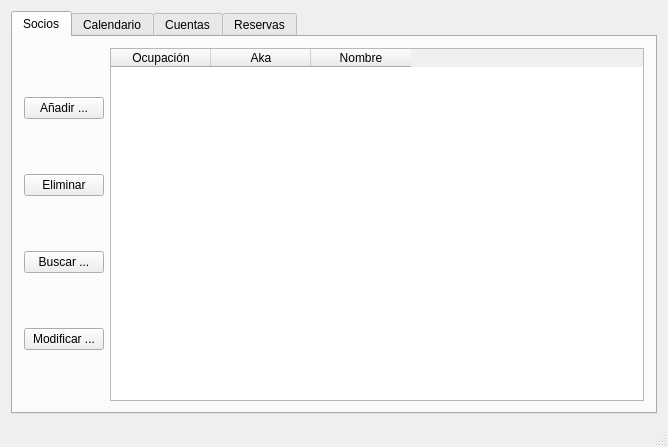
Old version of the form inicio.ui in the repository eboladev/GestionRnC.
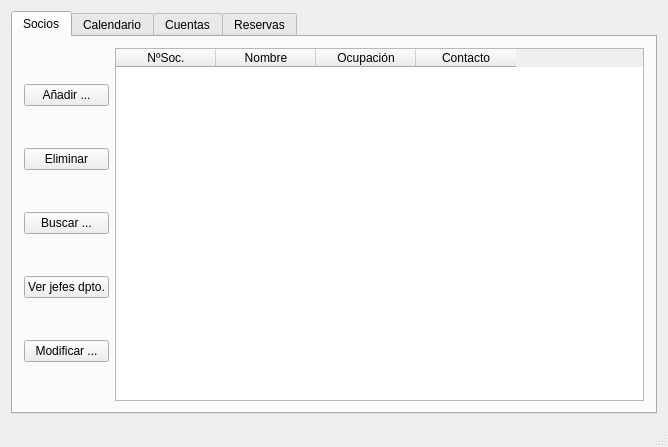
New version of the form.

Commit message: no mucos cambios

Diff of the .ui file:
```diff
--- a/inicio.ui
+++ b/inicio.ui
@@ -59,6 +59,13 @@
               </property>
              </widget>
             </item>
+            <item>
+             <widget class="QPushButton" name="btnviewboss">
+              <property name="text">
+               <string>Ver jefes dpto.</string>
+              </property>
+             </widget>
+            </item>
             <item>
              <widget class="QPushButton" name="btnmodpartner">
               <property name="text">
@@ -78,12 +85,7 @@
             </property>
             <column>
              <property name="text">
-              <string>Ocupación</string>
-             </property>
-            </column>
-            <column>
-             <property name="text">
-              <string>Aka</string>
+              <string>NºSoc.</string>
              </property>
             </column>
             <column>
@@ -91,6 +93,16 @@
               <string>Nombre</string>
              </property>
             </column>
+            <column>
+             <property name="text">
+              <string>Ocupación</string>
+             </property>
+            </column>
+            <column>
+             <property name="text">
+              <string>Contacto</string>
+             </property>
+            </column>
            </widget>
           </item>
          </layout>
```
Left out of the diff: 2 changed lines with no effect on the pictures. The commit also changes 2 other files.
